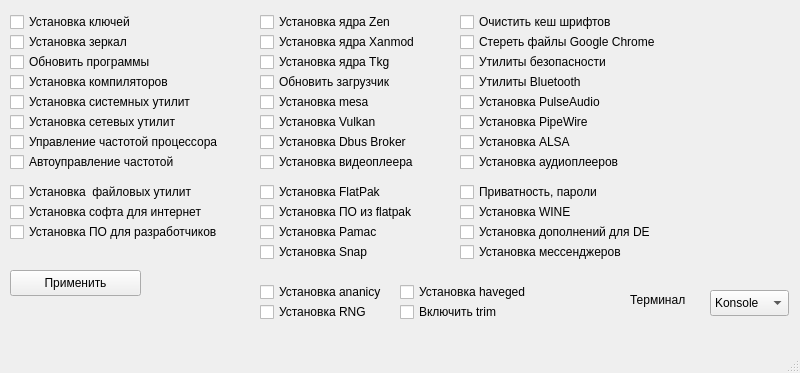
ArtNazarov/arch-post-installer, file mainwindow.ui: the form before one commit.
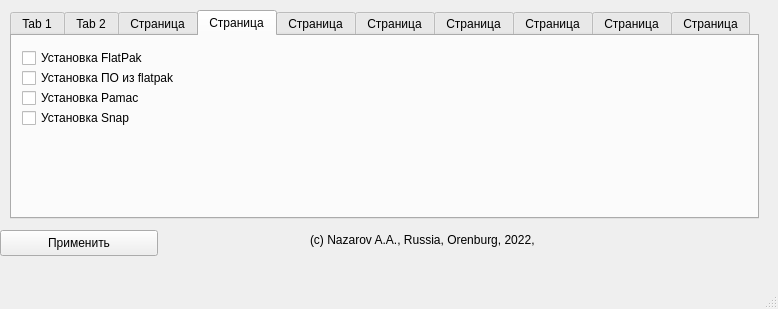
The form after the commit. The open tabs and pages were chosen to show the change.

Diff of the .ui file:
```diff
--- a/mainwindow.ui
+++ b/mainwindow.ui
@@ -6,8 +6,8 @@
    <rect>
     <x>0</x>
     <y>0</y>
-    <width>800</width>
-    <height>373</height>
+    <width>778</width>
+    <height>309</height>
    </rect>
   </property>
   <property name="sizePolicy">
@@ -23,12 +23,25 @@
    <bool>false</bool>
   </property>
   <widget class="QWidget" name="centralwidget">
+   <widget class="QLabel" name="lblAuthor">
+    <property name="geometry">
+     <rect>
+      <x>310</x>
+      <y>230</y>
+      <width>421</width>
+      <height>20</height>
+     </rect>
+    </property>
+    <property name="text">
+     <string>(c) Nazarov A.A., Russia, Orenburg, 2022, &lt;artem@nazarow.ru&gt;</string>
+    </property>
+   </widget>
    <widget class="QPushButton" name="pushButton">
     <property name="geometry">
      <rect>
-      <x>10</x>
-      <y>270</y>
-      <width>131</width>
+      <x>0</x>
+      <y>230</y>
+      <width>158</width>
       <height>26</height>
      </rect>
     </property>
@@ -36,38 +49,28 @@
      <string>Применить</string>
     </property>
    </widget>
-   <widget class="QCheckBox" name="chkInstallMc">
+   <widget class="QTabWidget" name="tbsPages">
     <property name="geometry">
      <rect>
       <x>10</x>
-      <y>180</y>
-      <width>201</width>
-      <height>24</height>
+      <y>10</y>
+      <width>749</width>
+      <height>209</height>
      </rect>
     </property>
-    <property name="text">
-     <string>Установка  файловых утилит</string>
+    <property name="currentIndex">
+     <number>0</number>
     </property>
-   </widget>
-   <widget class="QCheckBox" name="chkInstallVideoPlayers">
-    <property name="geometry">
-     <rect>
-      <x>260</x>
-      <y>150</y>
-      <width>181</width>
-      <height>24</height>
-     </rect>
-    </property>
-    <property name="text">
-     <string>Установка видеоплеера</string>
-    </property>
-   </widget>
+    <widget class="QWidget" name="tabGeneral">
+     <attribute name="title">
+      <string>Tab 1</string>
+     </attribute>
    <widget class="QCheckBox" name="chkInstallKeys">
     <property name="geometry">
      <rect>
       <x>10</x>
       <y>10</y>
-      <width>141</width>
+        <width>161</width>
       <height>24</height>
      </rect>
     </property>
@@ -80,7 +83,7 @@
      <rect>
       <x>10</x>
       <y>30</y>
-      <width>131</width>
+        <width>181</width>
       <height>24</height>
      </rect>
     </property>
@@ -106,7 +109,7 @@
      <rect>
       <x>10</x>
       <y>70</y>
-      <width>181</width>
+        <width>271</width>
       <height>24</height>
      </rect>
     </property>
@@ -119,7 +122,7 @@
      <rect>
       <x>10</x>
       <y>90</y>
-      <width>201</width>
+        <width>271</width>
       <height>24</height>
      </rect>
     </property>
@@ -132,7 +135,7 @@
      <rect>
       <x>10</x>
       <y>110</y>
-      <width>181</width>
+        <width>291</width>
       <height>24</height>
      </rect>
     </property>
@@ -145,7 +148,7 @@
      <rect>
       <x>10</x>
       <y>130</y>
-      <width>231</width>
+        <width>321</width>
       <height>24</height>
      </rect>
     </property>
@@ -158,7 +161,7 @@
      <rect>
       <x>10</x>
       <y>150</y>
-      <width>181</width>
+        <width>261</width>
       <height>24</height>
      </rect>
     </property>
@@ -166,12 +169,17 @@
      <string>Автоуправление частотой</string>
     </property>
    </widget>
+    </widget>
+    <widget class="QWidget" name="tabKernels">
+     <attribute name="title">
+      <string>Tab 2</string>
+     </attribute>
    <widget class="QCheckBox" name="chkInstallZenKernel">
     <property name="geometry">
      <rect>
-      <x>260</x>
+        <x>10</x>
       <y>10</y>
-      <width>151</width>
+        <width>181</width>
       <height>24</height>
      </rect>
     </property>
@@ -182,9 +190,9 @@
    <widget class="QCheckBox" name="chkInstallXanmodKernel">
     <property name="geometry">
      <rect>
-      <x>260</x>
+        <x>10</x>
       <y>30</y>
-      <width>171</width>
+        <width>201</width>
       <height>24</height>
      </rect>
     </property>
@@ -195,7 +203,7 @@
    <widget class="QCheckBox" name="chkInstallTkgKernel">
     <property name="geometry">
      <rect>
-      <x>260</x>
+        <x>10</x>
       <y>50</y>
       <width>161</width>
       <height>24</height>
@@ -208,7 +216,7 @@
    <widget class="QCheckBox" name="chkUpdateGrub">
     <property name="geometry">
      <rect>
-      <x>260</x>
+        <x>10</x>
       <y>70</y>
       <width>151</width>
       <height>24</height>
@@ -218,12 +226,17 @@
      <string>Обновить загрузчик</string>
     </property>
    </widget>
+    </widget>
+    <widget class="QWidget" name="tabVideoSettings">
+     <attribute name="title">
+      <string>Страница</string>
+     </attribute>
    <widget class="QCheckBox" name="chkInstallMesa">
     <property name="geometry">
      <rect>
-      <x>260</x>
-      <y>90</y>
-      <width>121</width>
+        <x>10</x>
+        <y>10</y>
+        <width>141</width>
       <height>24</height>
      </rect>
     </property>
@@ -234,9 +247,9 @@
    <widget class="QCheckBox" name="chkInstallVulkan">
     <property name="geometry">
      <rect>
-      <x>260</x>
-      <y>110</y>
-      <width>131</width>
+        <x>10</x>
+        <y>30</y>
+        <width>161</width>
       <height>24</height>
      </rect>
     </property>
@@ -247,8 +260,8 @@
    <widget class="QCheckBox" name="chkInstallDbusBroker">
     <property name="geometry">
      <rect>
-      <x>260</x>
-      <y>130</y>
+        <x>10</x>
+        <y>50</y>
       <width>161</width>
       <height>24</height>
      </rect>
@@ -257,12 +270,87 @@
      <string>Установка Dbus Broker</string>
     </property>
    </widget>
+     <widget class="QCheckBox" name="chkInstallVideoPlayers">
+      <property name="geometry">
+       <rect>
+        <x>10</x>
+        <y>70</y>
+        <width>181</width>
+        <height>24</height>
+       </rect>
+      </property>
+      <property name="text">
+       <string>Установка видеоплеера</string>
+      </property>
+     </widget>
+    </widget>
+    <widget class="QWidget" name="tabSoftwareCenters">
+     <attribute name="title">
+      <string>Страница</string>
+     </attribute>
+     <widget class="QCheckBox" name="chkInstallFlatpak">
+      <property name="geometry">
+       <rect>
+        <x>10</x>
+        <y>10</y>
+        <width>171</width>
+        <height>24</height>
+       </rect>
+      </property>
+      <property name="text">
+       <string>Установка FlatPak</string>
+      </property>
+     </widget>
+     <widget class="QCheckBox" name="chkInstallSoftwareFromFlatpak">
+      <property name="geometry">
+       <rect>
+        <x>10</x>
+        <y>30</y>
+        <width>201</width>
+        <height>24</height>
+       </rect>
+      </property>
+      <property name="text">
+       <string>Установка ПО из flatpak</string>
+      </property>
+     </widget>
+     <widget class="QCheckBox" name="chkInstallPamac">
+      <property name="geometry">
+       <rect>
+        <x>10</x>
+        <y>50</y>
+        <width>151</width>
+        <height>24</height>
+       </rect>
+      </property>
+      <property name="text">
+       <string>Установка Pamac</string>
+      </property>
+     </widget>
+     <widget class="QCheckBox" name="chkInstallSnap">
+      <property name="geometry">
+       <rect>
+        <x>10</x>
+        <y>70</y>
+        <width>141</width>
+        <height>24</height>
+       </rect>
+      </property>
+      <property name="text">
+       <string>Установка Snap</string>
+      </property>
+     </widget>
+    </widget>
+    <widget class="QWidget" name="tabSystemCleaning">
+     <attribute name="title">
+      <string>Страница</string>
+     </attribute>
    <widget class="QCheckBox" name="chkClearFontCache">
     <property name="geometry">
      <rect>
-      <x>460</x>
+        <x>10</x>
       <y>10</y>
-      <width>171</width>
+        <width>191</width>
       <height>24</height>
      </rect>
     </property>
@@ -273,7 +361,7 @@
    <widget class="QCheckBox" name="chkClearGoogleInstallation">
     <property name="geometry">
      <rect>
-      <x>460</x>
+        <x>10</x>
       <y>30</y>
       <width>211</width>
       <height>24</height>
@@ -283,12 +371,43 @@
      <string>Стереть файлы Google Chrome</string>
     </property>
    </widget>
+     <widget class="QCheckBox" name="chkInstallSystemClean">
+      <property name="geometry">
+       <rect>
+        <x>10</x>
+        <y>50</y>
+        <width>141</width>
+        <height>24</height>
+       </rect>
+      </property>
+      <property name="text">
+       <string>Очистка системы</string>
+      </property>
+     </widget>
+    </widget>
+    <widget class="QWidget" name="tabInetPrivacy">
+     <attribute name="title">
+      <string>Страница</string>
+     </attribute>
+     <widget class="QCheckBox" name="chkInstallInternetTools">
+      <property name="geometry">
+       <rect>
+        <x>10</x>
+        <y>0</y>
+        <width>251</width>
+        <height>24</height>
+       </rect>
+      </property>
+      <property name="text">
+       <string>Установка софта для интернет</string>
+      </property>
+     </widget>
    <widget class="QCheckBox" name="chkInstallSecurityTools">
     <property name="geometry">
      <rect>
-      <x>460</x>
-      <y>50</y>
-      <width>171</width>
+        <x>10</x>
+        <y>20</y>
+        <width>211</width>
       <height>24</height>
      </rect>
     </property>
@@ -296,12 +415,43 @@
      <string>Утилиты безопасности</string>
     </property>
    </widget>
+     <widget class="QCheckBox" name="chkPrivacyPasswords">
+      <property name="geometry">
+       <rect>
+        <x>10</x>
+        <y>40</y>
+        <width>161</width>
+        <height>24</height>
+       </rect>
+      </property>
+      <property name="text">
+       <string>Приватность, пароли</string>
+      </property>
+     </widget>
+     <widget class="QCheckBox" name="chkInstallMessengers">
+      <property name="geometry">
+       <rect>
+        <x>10</x>
+        <y>60</y>
+        <width>171</width>
+        <height>24</height>
+       </rect>
+      </property>
+      <property name="text">
+       <string>Установка мессенджеров</string>
+      </property>
+     </widget>
+    </widget>
+    <widget class="QWidget" name="tabSound">
+     <attribute name="title">
+      <string>Страница</string>
+     </attribute>
    <widget class="QCheckBox" name="chkInstallBluetoothTools">
     <property name="geometry">
      <rect>
-      <x>460</x>
-      <y>70</y>
-      <width>141</width>
+        <x>10</x>
+        <y>10</y>
+        <width>171</width>
       <height>24</height>
      </rect>
     </property>
@@ -312,9 +462,9 @@
    <widget class="QCheckBox" name="chkInstallPulseAudio">
     <property name="geometry">
      <rect>
-      <x>460</x>
-      <y>90</y>
-      <width>151</width>
+        <x>10</x>
+        <y>30</y>
+        <width>181</width>
       <height>24</height>
      </rect>
     </property>
@@ -325,9 +475,9 @@
    <widget class="QCheckBox" name="chkInstallPipeWire">
     <property name="geometry">
      <rect>
-      <x>460</x>
-      <y>110</y>
-      <width>141</width>
+        <x>10</x>
+        <y>50</y>
+        <width>161</width>
       <height>24</height>
      </rect>
     </property>
@@ -338,9 +488,9 @@
    <widget class="QCheckBox" name="chkInstallAlsa">
     <property name="geometry">
      <rect>
-      <x>460</x>
-      <y>130</y>
-      <width>121</width>
+        <x>10</x>
+        <y>70</y>
+        <width>141</width>
       <height>24</height>
      </rect>
     </property>
@@ -351,9 +501,9 @@
    <widget class="QCheckBox" name="chkInstallAudioPlayer">
     <property name="geometry">
      <rect>
-      <x>460</x>
-      <y>150</y>
-      <width>181</width>
+        <x>10</x>
+        <y>90</y>
+        <width>201</width>
       <height>24</height>
      </rect>
     </property>
@@ -361,141 +511,16 @@
      <string>Установка аудиоплееров</string>
     </property>
    </widget>
-   <widget class="QCheckBox" name="chkInstallInternetTools">
-    <property name="geometry">
-     <rect>
-      <x>10</x>
-      <y>200</y>
-      <width>211</width>
-      <height>24</height>
-     </rect>
-    </property>
-    <property name="text">
-     <string>Установка софта для интернет</string>
-    </property>
-   </widget>
-   <widget class="QCheckBox" name="chkInstallDeveloperTools">
-    <property name="geometry">
-     <rect>
-      <x>10</x>
-      <y>220</y>
-      <width>231</width>
-      <height>24</height>
-     </rect>
-    </property>
-    <property name="text">
-     <string>Установка ПО для разработчиков</string>
-    </property>
-   </widget>
-   <widget class="QCheckBox" name="chkInstallFlatpak">
-    <property name="geometry">
-     <rect>
-      <x>260</x>
-      <y>180</y>
-      <width>131</width>
-      <height>24</height>
-     </rect>
-    </property>
-    <property name="text">
-     <string>Установка FlatPak</string>
-    </property>
-   </widget>
-   <widget class="QCheckBox" name="chkInstallSoftwareFromFlatpak">
-    <property name="geometry">
-     <rect>
-      <x>260</x>
-      <y>200</y>
-      <width>171</width>
-      <height>24</height>
-     </rect>
-    </property>
-    <property name="text">
-     <string>Установка ПО из flatpak</string>
-    </property>
-   </widget>
-   <widget class="QCheckBox" name="chkInstallPamac">
-    <property name="geometry">
-     <rect>
-      <x>260</x>
-      <y>220</y>
-      <width>131</width>
-      <height>24</height>
-     </rect>
-    </property>
-    <property name="text">
-     <string>Установка Pamac</string>
-    </property>
-   </widget>
-   <widget class="QCheckBox" name="chkInstallSnap">
-    <property name="geometry">
-     <rect>
-      <x>260</x>
-      <y>240</y>
-      <width>121</width>
-      <height>24</height>
-     </rect>
-    </property>
-    <property name="text">
-     <string>Установка Snap</string>
-    </property>
-   </widget>
-   <widget class="QCheckBox" name="chkPrivacyPasswords">
-    <property name="geometry">
-     <rect>
-      <x>460</x>
-      <y>180</y>
-      <width>161</width>
-      <height>24</height>
-     </rect>
-    </property>
-    <property name="text">
-     <string>Приватность, пароли</string>
-    </property>
-   </widget>
-   <widget class="QCheckBox" name="chkInstallWine">
-    <property name="geometry">
-     <rect>
-      <x>460</x>
-      <y>200</y>
-      <width>131</width>
-      <height>24</height>
-     </rect>
-    </property>
-    <property name="text">
-     <string>Установка WINE</string>
-    </property>
-   </widget>
-   <widget class="QCheckBox" name="chkInstallDeTools">
-    <property name="geometry">
-     <rect>
-      <x>460</x>
-      <y>220</y>
-      <width>211</width>
-      <height>24</height>
-     </rect>
-    </property>
-    <property name="text">
-     <string>Установка дополнений для DE</string>
-    </property>
-   </widget>
-   <widget class="QCheckBox" name="chkInstallMessengers">
-    <property name="geometry">
-     <rect>
-      <x>460</x>
-      <y>240</y>
-      <width>171</width>
-      <height>24</height>
-     </rect>
-    </property>
-    <property name="text">
-     <string>Установка мессенджеров</string>
-    </property>
-   </widget>
+    </widget>
+    <widget class="QWidget" name="tabOptimization">
+     <attribute name="title">
+      <string>Страница</string>
+     </attribute>
    <widget class="QCheckBox" name="chkInstallAnanicy">
     <property name="geometry">
      <rect>
-      <x>260</x>
-      <y>280</y>
+        <x>10</x>
+        <y>20</y>
       <width>161</width>
       <height>24</height>
      </rect>
@@ -507,8 +532,8 @@
    <widget class="QCheckBox" name="chkInstallRNG">
     <property name="geometry">
      <rect>
-      <x>260</x>
-      <y>300</y>
+        <x>10</x>
+        <y>40</y>
       <width>131</width>
       <height>24</height>
      </rect>
@@ -517,24 +542,11 @@
      <string>Установка RNG</string>
     </property>
    </widget>
-   <widget class="QCheckBox" name="chkInstallHaveged">
-    <property name="geometry">
-     <rect>
-      <x>400</x>
-      <y>280</y>
-      <width>141</width>
-      <height>24</height>
-     </rect>
-    </property>
-    <property name="text">
-     <string>Установка haveged</string>
-    </property>
-   </widget>
    <widget class="QCheckBox" name="chkEnableTrim">
     <property name="geometry">
      <rect>
-      <x>400</x>
-      <y>300</y>
+        <x>10</x>
+        <y>60</y>
       <width>121</width>
       <height>24</height>
      </rect>
@@ -543,11 +555,99 @@
      <string>Включить trim</string>
     </property>
    </widget>
+     <widget class="QCheckBox" name="chkInstallHaveged">
+      <property name="geometry">
+       <rect>
+        <x>10</x>
+        <y>80</y>
+        <width>141</width>
+        <height>24</height>
+       </rect>
+      </property>
+      <property name="text">
+       <string>Установка haveged</string>
+      </property>
+     </widget>
+    </widget>
+    <widget class="QWidget" name="tabEtcApps">
+     <attribute name="title">
+      <string>Страница</string>
+     </attribute>
+     <widget class="QCheckBox" name="chkInstallWine">
+      <property name="geometry">
+       <rect>
+        <x>10</x>
+        <y>10</y>
+        <width>131</width>
+        <height>24</height>
+       </rect>
+      </property>
+      <property name="text">
+       <string>Установка WINE</string>
+      </property>
+     </widget>
+     <widget class="QCheckBox" name="chkInstallMc">
+      <property name="geometry">
+       <rect>
+        <x>10</x>
+        <y>30</y>
+        <width>261</width>
+        <height>24</height>
+       </rect>
+      </property>
+      <property name="text">
+       <string>Установка  файловых утилит</string>
+      </property>
+     </widget>
+     <widget class="QCheckBox" name="chkInstallDeveloperTools">
+      <property name="geometry">
+       <rect>
+        <x>10</x>
+        <y>50</y>
+        <width>261</width>
+        <height>24</height>
+       </rect>
+      </property>
+      <property name="text">
+       <string>Установка ПО для разработчиков</string>
+      </property>
+     </widget>
+     <widget class="QCheckBox" name="chkInstallDeTools">
+      <property name="geometry">
+       <rect>
+        <x>10</x>
+        <y>70</y>
+        <width>241</width>
+        <height>24</height>
+       </rect>
+      </property>
+      <property name="text">
+       <string>Установка дополнений для DE</string>
+      </property>
+     </widget>
+    </widget>
+    <widget class="QWidget" name="tabAppOptions">
+     <attribute name="title">
+      <string>Страница</string>
+     </attribute>
+     <widget class="QLabel" name="txtTerm">
+      <property name="geometry">
+       <rect>
+        <x>10</x>
+        <y>10</y>
+        <width>91</width>
+        <height>20</height>
+       </rect>
+      </property>
+      <property name="text">
+       <string>Терминал</string>
+      </property>
+     </widget>
    <widget class="QComboBox" name="cboTerminal">
     <property name="geometry">
      <rect>
-      <x>710</x>
-      <y>290</y>
+        <x>10</x>
+        <y>30</y>
       <width>79</width>
       <height>26</height>
      </rect>
@@ -568,18 +668,7 @@
      </property>
     </item>
    </widget>
-   <widget class="QLabel" name="txtTerm">
-    <property name="geometry">
-     <rect>
-      <x>630</x>
-      <y>290</y>
-      <width>61</width>
-      <height>20</height>
-     </rect>
-    </property>
-    <property name="text">
-     <string>Терминал</string>
-    </property>
+    </widget>
    </widget>
   </widget>
   <widget class="QMenuBar" name="menubar">
@@ -587,7 +676,7 @@
     <rect>
      <x>0</x>
      <y>0</y>
-     <width>800</width>
+     <width>778</width>
      <height>23</height>
     </rect>
    </property>
```
Lines whose indentation alone changed are shown as unchanged.
